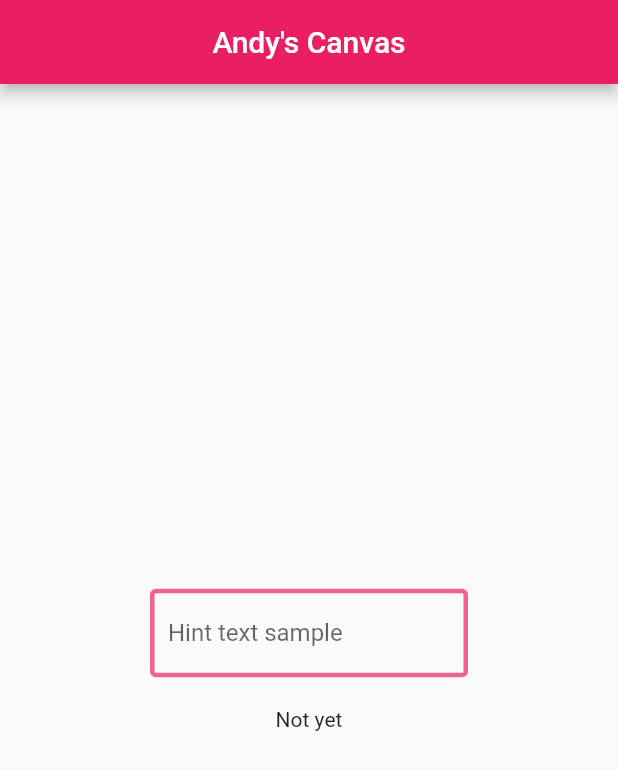
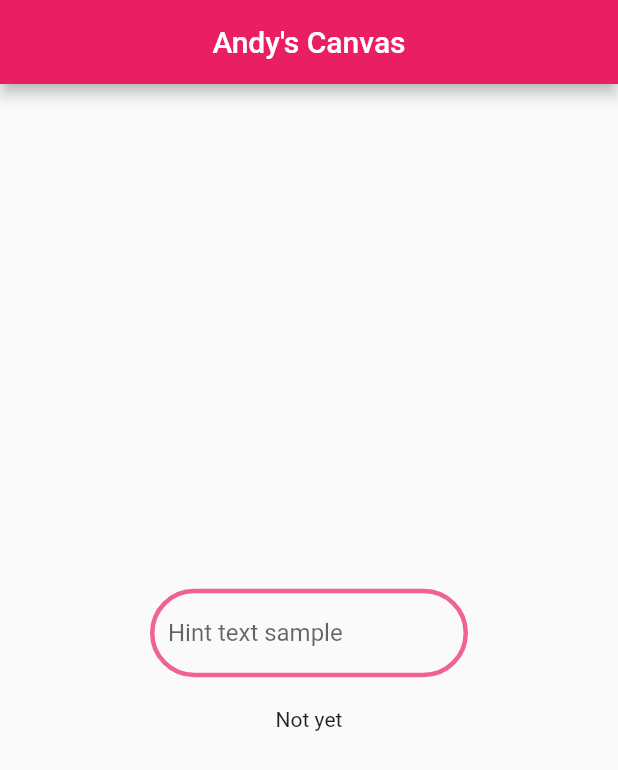
Before and after one commit to AndyLaiJS/booo_app, a Flutter app: the screen it shows after launch, on a phone screen of 412 x 824 dp. Shown: the top 770 px of the screen. Run offline on Flutter 3.47's test engine with Material 2 defaults, Android fonts, the phone set to English and light mode, and no system bars.

Commit message:
Border Radius

```diff
--- a/lib/main.dart
+++ b/lib/main.dart
@@ -54,15 +54,17 @@ class PageState extends State<MainPage> {
                   decoration: InputDecoration(
                     hintText: "Hint text sample",
                     border: OutlineInputBorder(
-                      borderRadius: BorderRadius.circular(5.0),
+                      borderRadius: BorderRadius.circular(200),
                     ),
                     enabledBorder: OutlineInputBorder(
+                      borderRadius: BorderRadius.circular(200),
                       borderSide: BorderSide(
                         color: Colors.pink[300],
                         width: 3,
                       )
                     ),
                     focusedBorder: OutlineInputBorder(
+                      borderRadius: BorderRadius.circular(200),
                       borderSide: BorderSide(
                         color: Colors.pink,
                         width: 4,
```
